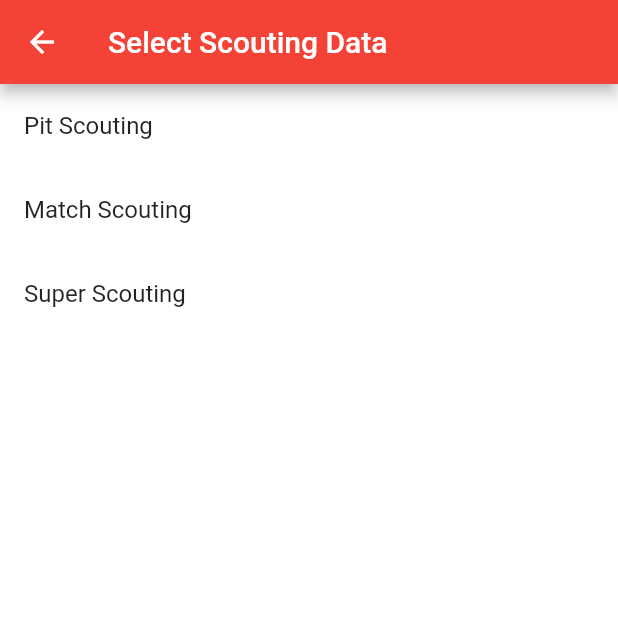
After one commit to frc4451/GarageScouter, a Flutter app: the DataExplorerPage screen opened by its route, on a phone screen of 412 x 824 dp, the top half of it. The commit adds this screen. Run offline on Flutter 3.47's test engine with Material 2 defaults, Android fonts, the phone set to English and light mode, and no system bars; our stand-ins replace csv, dartz, file_picker, flutter_form_builder, form_builder_validators, go_router and 5 more; missing offline and left inert: file_saver, flutter_archive, flutter_file_dialog, form_builder_image_picker, ml_dataframe, mobile_scanner and 1 more; accounts and stored records are empty; generated files the repository leaves out were written again.

Commit message:
Write Isar logic into Pit Scouting and Match Scouting; Start ListViews for Scouting Data;

```diff
--- a/lib/main.dart
+++ b/lib/main.dart
@@ -5,10 +5,13 @@ import 'package:isar/isar.dart';
 import 'package:path_provider/path_provider.dart';
 import 'package:provider/provider.dart';
 import 'package:robotz_garage_scouting/constants/platform_check.dart';
+import 'package:robotz_garage_scouting/database/scouting.database.dart';
 import 'package:robotz_garage_scouting/database/test.database.dart';
 import 'package:robotz_garage_scouting/models/database_controller_model.dart';
 import 'package:robotz_garage_scouting/models/input_helper_model.dart';
 import 'package:robotz_garage_scouting/models/retain_info_model.dart';
+import 'package:robotz_garage_scouting/pages/data_explorer/data_explorer.dart';
+import 'package:robotz_garage_scouting/pages/data_explorer/scouting_data_list.dart';
 import 'package:robotz_garage_scouting/pages/database_tester.dart';
 import 'package:robotz_garage_scouting/pages/export_manager.dart';
 import 'package:robotz_garage_scouting/pages/home_page.dart';
@@ -41,7 +44,12 @@ Future<void> main() async {
   retainInfoModel.initialize();
 
   final isar = await Isar.open(
-    [TestDatabaseEntrySchema],
+    [
+      TestDatabaseEntrySchema,
+      PitScoutingEntrySchema,
+      MatchScoutingEntrySchema,
+      SuperScoutingEntrySchema
+    ],
     directory: (await getApplicationDocumentsDirectory()).path,
   );
 
@@ -96,6 +104,28 @@ final GoRouter _router = GoRouter(routes: <RouteBase>[
           builder: (context, state) => const DatabaseTestingPage(),
         ),
         GoRoute(
+          path: 'data',
+          builder: (context, state) => const DataExplorerPage(),
+        ),
+        GoRoute(
+          path: 'data/pit-scouting',
+          builder: (context, state) => const ScoutingDataListPage(
+            scoutingType: ScoutingType.pitScouting,
+          ),
+        ),
+        GoRoute(
+          path: 'data/match-scouting',
+          builder: (context, state) => const ScoutingDataListPage(
+            scoutingType: ScoutingType.matchScouting,
+          ),
+        ),
+        GoRoute(
+          path: 'data/super-scouting',
+          builder: (context, state) => const ScoutingDataListPage(
+            scoutingType: ScoutingType.superScouting,
+          ),
+        ),
+        GoRoute(
           path: 'settings',
           builder: (context, state) => const SettingsPage(),
         ),
--- /dev/null
+++ b/lib/pages/data_explorer/data_explorer.dart
@@ -0,0 +1,45 @@
+import 'package:flutter/material.dart';
+import 'package:go_router/go_router.dart';
+
+class DataExplorerPage extends StatefulWidget {
+  const DataExplorerPage({super.key});
+
+  @override
+  State<DataExplorerPage> createState() => _DataExplorerPageState();
+}
+
+class _DataExplorerPageState extends State<DataExplorerPage> {
+  @override
+  Widget build(BuildContext context) {
+    return Scaffold(
+      appBar: AppBar(
+        title: const Text(
+          "Select Scouting Data",
+          textAlign: TextAlign.center,
+        ),
+      ),
+      body: ListView(
+        children: [
+          ListTile(
+            title: const Text("Pit Scouting"),
+            onTap: () {
+              context.go("/data/pit-scouting");
+            },
+          ),
+          ListTile(
+            title: const Text("Match Scouting"),
+            onTap: () {
+              context.go("/data/match-scouting");
+            },
+          ),
+          ListTile(
+            title: const Text("Super Scouting"),
+            onTap: () {
+              context.go("/data/super-scouting");
+            },
+          ),
+        ],
+      ),
+    );
+  }
+}
--- a/lib/pages/home_page.dart
+++ b/lib/pages/home_page.dart
@@ -71,6 +71,10 @@ class _HomePageState extends State<HomePage> {
                     tileText: "Database Tester",
                     onTap: () => _route("/database_tester"),
                   ),
+                  DrawerTile(
+                    tileText: "Data Explorer",
+                    onTap: () => _route("/data"),
+                  ),
                   if (!isWebPlatform()) ...[
                     DrawerTile(
                         tileText: "Export Manager",
```
Also changed, not shown: lib/pages/data_explorer/scouting_data_list.dart (added, +113 -0 lines), lib/pages/match_scouting/match_scouting.dart (+24 -5 lines), lib/pages/pit_scouting_form.dart (+23 -3 lines).
